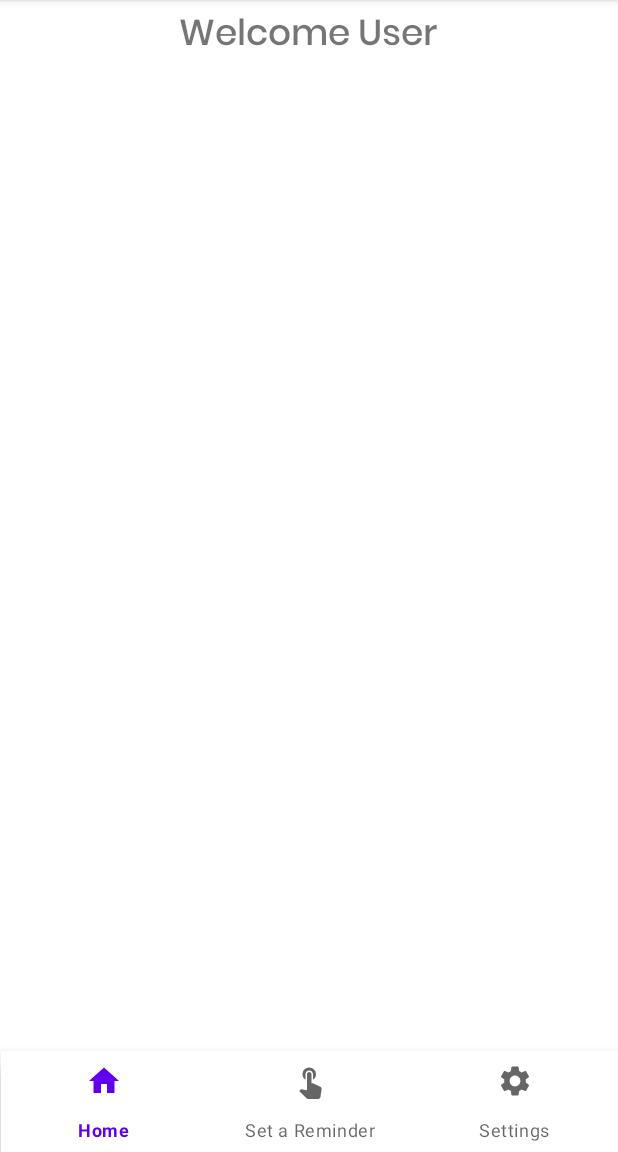
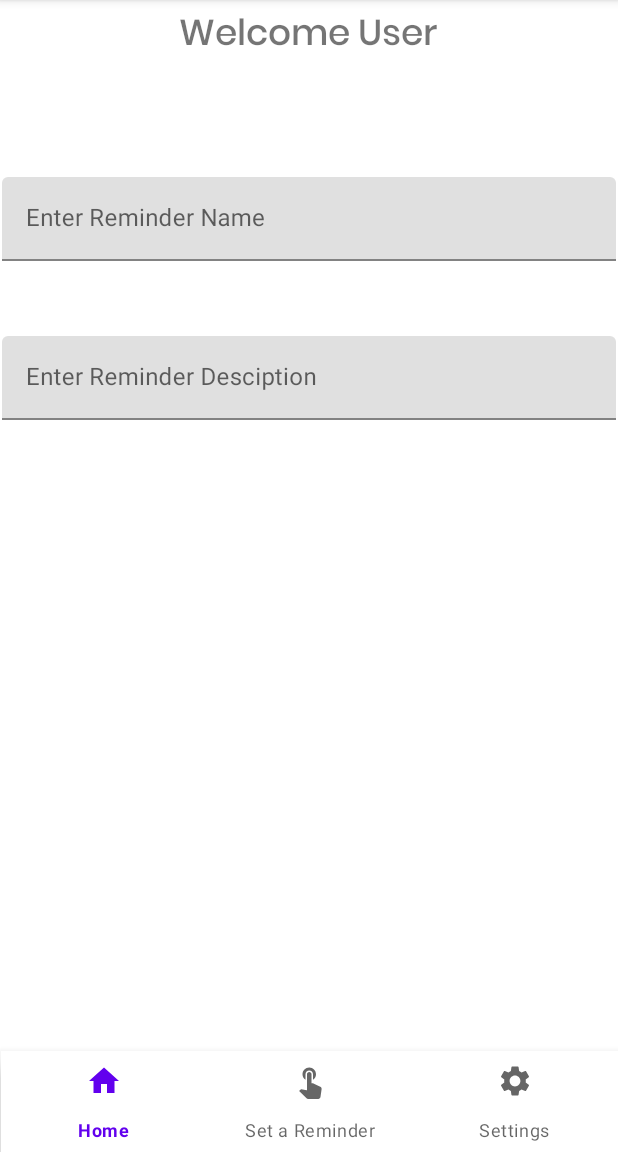
Before and after one commit to Stormbreaker0811/RemindMeMaps, an Android app: the fragment ReminderFragment placed in its activity, on a phone screen of 412 x 824 dp, the part 84-1236 px from its top. Run offline under Robolectric (Android 15) with nearby library versions, the phone set to English and light mode, and no system bars.

Commit message:
Addition of reminder fragment still going on

```diff
--- a/app/src/main/java/com/example/remindmemaps/ReminderFragment.java
+++ b/app/src/main/java/com/example/remindmemaps/ReminderFragment.java
@@ -2,6 +2,7 @@ package com.example.remindmemaps;
 
 
 import android.Manifest;
+import android.animation.Animator;
 import android.app.Activity;
 import android.content.pm.PackageManager;
 import android.location.Location;
@@ -22,6 +23,8 @@ import com.google.android.gms.maps.LocationSource;
 import com.google.android.gms.maps.MapView;
 import com.google.android.gms.maps.OnMapReadyCallback;
 import com.google.android.gms.maps.model.LatLng;
+import com.google.android.material.animation.TransformationCallback;
+import com.google.android.material.floatingactionbutton.FloatingActionButton;
 import com.google.protobuf.DescriptorProtos;
 
 import java.util.Objects;
@@ -42,6 +45,7 @@ public class ReminderFragment extends Fragment {
     // TODO: Rename and change types of parameters
     private String mParam1;
     private String mParam2;
+    private FloatingActionButton addReminder;
 
     public ReminderFragment() {
         // Required empty public constructor
@@ -78,7 +82,7 @@ public class ReminderFragment extends Fragment {
     public View onCreateView(LayoutInflater inflater, ViewGroup container,
                              Bundle savedInstanceState) {
         View view = inflater.inflate(R.layout.fragment_reminder, container, false);
-
+        //addReminder = view.findViewById(R.id.addReminder);
         // Inflate the layout for this fragment
         return view;
     }
--- /dev/null
+++ b/app/src/main/res/drawable/baseline_add_24.xml
@@ -0,0 +1,5 @@
+<vector android:height="24dp" android:tint="#000000"
+    android:viewportHeight="24" android:viewportWidth="24"
+    android:width="24dp" xmlns:android="http://schemas.android.com/apk/res/android">
+    <path android:fillColor="@android:color/white" android:pathData="M19,13h-6v6h-2v-6H5v-2h6V5h2v6h6v2z"/>
+</vector>
--- /dev/null
+++ b/app/src/main/res/drawable/baseline_add_alarm_24.xml
@@ -0,0 +1,5 @@
+<vector android:height="24dp" android:tint="#000000"
+    android:viewportHeight="24" android:viewportWidth="24"
+    android:width="24dp" xmlns:android="http://schemas.android.com/apk/res/android">
+    <path android:fillColor="@android:color/white" android:pathData="M7.88,3.39L6.6,1.86 2,5.71l1.29,1.53 4.59,-3.85zM22,5.72l-4.6,-3.86 -1.29,1.53 4.6,3.86L22,5.72zM12,4c-4.97,0 -9,4.03 -9,9s4.02,9 9,9c4.97,0 9,-4.03 9,-9s-4.03,-9 -9,-9zM12,20c-3.87,0 -7,-3.13 -7,-7s3.13,-7 7,-7 7,3.13 7,7 -3.13,7 -7,7zM13,9h-2v3L8,12v2h3v3h2v-3h3v-2h-3L13,9z"/>
+</vector>
--- /dev/null
+++ b/app/src/main/res/drawable/baseline_add_circle_24.xml
@@ -0,0 +1,5 @@
+<vector android:height="24dp" android:tint="#000000"
+    android:viewportHeight="24" android:viewportWidth="24"
+    android:width="24dp" xmlns:android="http://schemas.android.com/apk/res/android">
+    <path android:fillColor="@android:color/white" android:pathData="M12,2C6.48,2 2,6.48 2,12s4.48,10 10,10 10,-4.48 10,-10S17.52,2 12,2zM17,13h-4v4h-2v-4L7,13v-2h4L11,7h2v4h4v2z"/>
+</vector>
--- a/app/src/main/res/layout/fragment_reminder.xml
+++ b/app/src/main/res/layout/fragment_reminder.xml
@@ -4,4 +4,37 @@
     xmlns:tools="http://schemas.android.com/tools"
     android:layout_width="match_parent"
     android:layout_height="match_parent"
-    tools:context=".ReminderFragment"/>
+    tools:context=".ReminderFragment">
+
+    <com.google.android.material.textfield.TextInputLayout
+        android:id="@+id/enter_reminder_name"
+        android:layout_width="409dp"
+        android:layout_height="wrap_content"
+        android:layout_marginTop="50dp"
+        app:layout_constraintEnd_toEndOf="parent"
+        app:layout_constraintStart_toStartOf="parent"
+        app:layout_constraintTop_toTopOf="parent">
+
+        <com.google.android.material.textfield.TextInputEditText
+            android:layout_width="match_parent"
+            android:layout_height="wrap_content"
+            android:hint="Enter Reminder Name" />
+    </com.google.android.material.textfield.TextInputLayout>
+
+    <com.google.android.material.textfield.TextInputLayout
+        android:id="@+id/enter_reminder_description"
+        android:layout_width="409dp"
+        android:layout_height="wrap_content"
+        android:layout_marginTop="50dp"
+        app:layout_constraintEnd_toEndOf="parent"
+        app:layout_constraintStart_toStartOf="parent"
+        app:layout_constraintTop_toBottomOf="@+id/enter_reminder_name">
+
+        <com.google.android.material.textfield.TextInputEditText
+            android:layout_width="match_parent"
+            android:layout_height="wrap_content"
+            android:hint="Enter Reminder Desciption"
+            android:inputType="textMultiLine" />
+    </com.google.android.material.textfield.TextInputLayout>
+
+</androidx.constraintlayout.widget.ConstraintLayout>
--- a/build.gradle
+++ b/build.gradle
@@ -4,6 +4,6 @@ buildscript {
     }
 }// Top-level build file where you can add configuration options common to all sub-projects/modules.
 plugins {
-    id 'com.android.application' version '7.4.1' apply false
-    id 'com.android.library' version '7.4.1' apply false
+    id 'com.android.application' version '7.4.2' apply false
+    id 'com.android.library' version '7.4.2' apply false
 }
```
